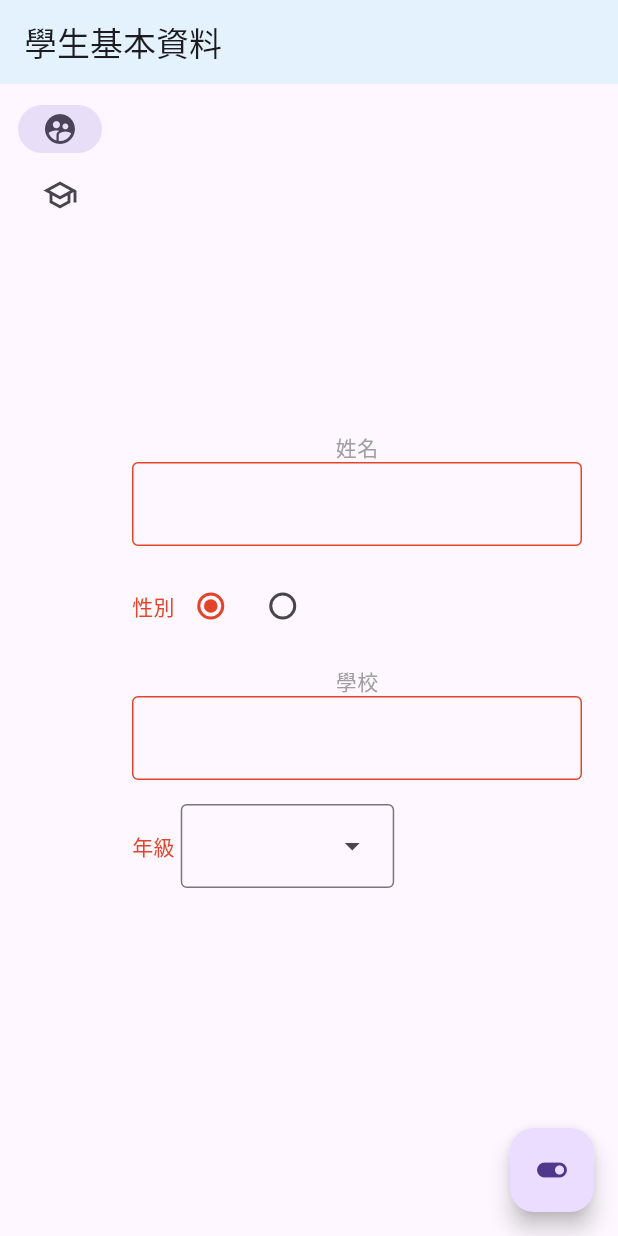
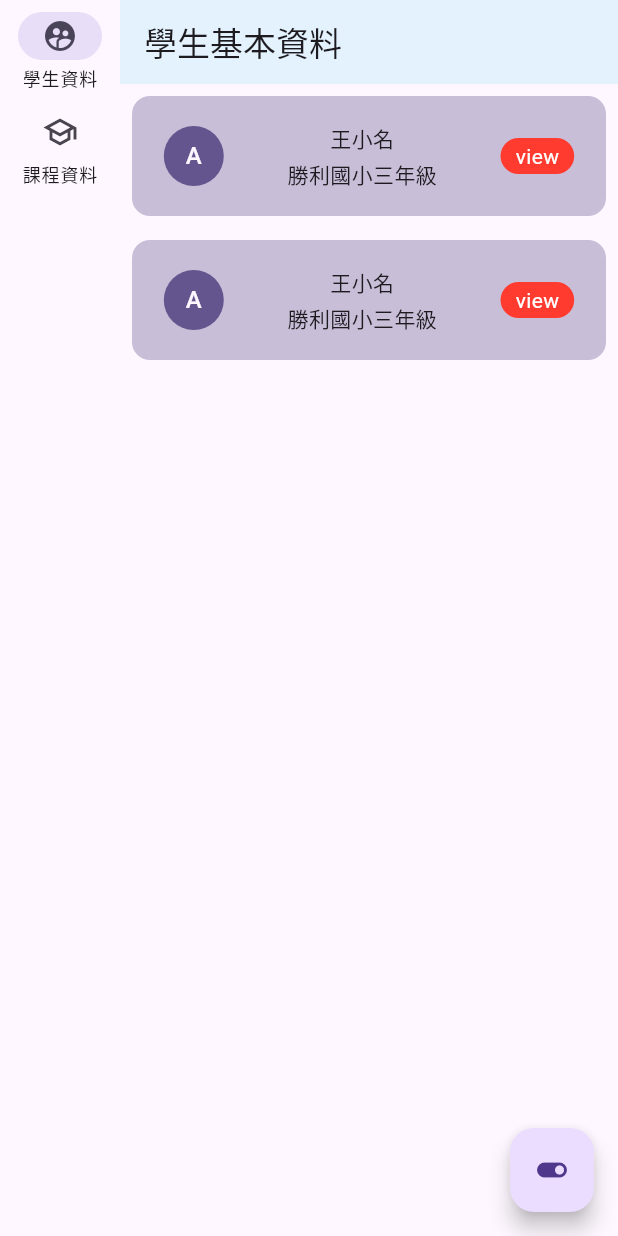
Before and after one commit to e2755699/yellow_ribbon_studying_system, a Flutter app: the screen it shows after launch, on a phone screen of 412 x 824 dp. Run offline on Flutter 3.47's test engine with Material 3 defaults, Android fonts, the phone set to English and light mode, and no system bars; our stand-ins replace bloc, flutter_bloc, gap; missing offline and left inert: widgetbook, widgetbook_annotation.

Commit message:
add student info card

```diff
--- /dev/null
+++ b/devtools_options.yaml
@@ -0,0 +1,3 @@
+description: This file stores settings for Dart & Flutter DevTools.
+documentation: https://docs.flutter.dev/tools/devtools/extensions#configure-extension-enablement-states
+extensions:
--- a/lib/page/main_screen.dart
+++ b/lib/page/main_screen.dart
@@ -1,7 +1,8 @@
 import 'package:flutter/material.dart';
 import 'package:flutter_bloc/flutter_bloc.dart';
 import 'package:ui_component/ui_component.dart';
-import 'package:yellow_ribbon_studying_system/page/student_info_screen.dart';
+import 'package:yellow_ribbon_studying_system/page/student_info/student_info_detail.dart';
+import 'package:yellow_ribbon_studying_system/page/student_info/student_info_list.dart';
 
 class MainScreen extends StatelessWidget {
   const MainScreen({super.key});
@@ -13,20 +14,38 @@ class MainScreen extends StatelessWidget {
       child: Builder(builder: (context) {
         return BlocBuilder<YrNavCubit, YrNavState>(
           builder: (context, state) {
+            return Row(
+              children: [
+                _nav(context, state),
+                Expanded(
+                  child: _content(context),
+                ),
+              ],
+            );
+          },
+        );
+      }),
+    );
+  }
+
+  NavigationRail _nav(BuildContext context, YrNavState state) {
+    return NavigationRail(
+      destinations: [
+        _buildStudentInfoNavBtn(context),
+        _buildClassInfoNavBtn(context)
+      ],
+      selectedIndex: state.navIndex,
+      labelType: NavigationRailLabelType.all,
+    );
+  }
+
+  Widget _content(BuildContext context) {
     return Scaffold(
       appBar: AppBar(
         backgroundColor: Theme.of(context).secondaryHeaderColor,
         title: const Text("學生基本資料"),
       ),
-              body: Row(
-                children: [
-                  NavigationRail(destinations: [
-                    _buildStudentInfoNavBtn(context),
-                    _buildClassInfoNavBtn(context)
-                  ], selectedIndex: state.navIndex),
-                  const StudentInfoScreen(),
-                ],
-              ),
+      body: const StudentInfoList(),
       // This trailing comma makes auto-formatting nicer for build methods.
       floatingActionButton: FloatingActionButton(
         child: const Icon(Icons.toggle_on),
@@ -39,10 +58,6 @@ class MainScreen extends StatelessWidget {
           }
         },
       ),
-            );
-          },
-        );
-      }),
     );
   }
 
@@ -67,5 +82,6 @@ class MainScreen extends StatelessWidget {
       NavigationRailDestination(
         icon: _buildNavIcon(context, const Icon(Icons.school_outlined), 1),
         selectedIcon: _buildNavIcon(context, const Icon(Icons.school), 1),
-          label: const Text("課程資料"));
+        label: Text("課程資料"),
+      );
 }
--- a/lib/page/student_info_screen.dart
+++ b/lib/page/student_info/student_info_detail.dart
@@ -2,8 +2,8 @@ import 'package:flutter/material.dart';
 import 'package:flutter_bloc/flutter_bloc.dart';
 import 'package:ui_component/ui_component.dart';
 
-class StudentInfoScreen extends StatelessWidget {
-  const StudentInfoScreen({super.key});
+class StudentInfoDetail extends StatelessWidget {
+  const StudentInfoDetail({super.key});
 
   @override
   Widget build(BuildContext context) {
--- /dev/null
+++ b/lib/page/student_info/student_info_list.dart
@@ -0,0 +1,20 @@
+import 'package:flutter/cupertino.dart';
+import 'package:flutter/material.dart';
+import 'package:flutter_bloc/flutter_bloc.dart';
+import 'package:ui_component/ui_component.dart';
+
+class StudentInfoList extends StatelessWidget {
+  const StudentInfoList({super.key});
+
+  @override
+  Widget build(BuildContext context) {
+    return Column(
+      mainAxisAlignment: MainAxisAlignment.start,
+      crossAxisAlignment: CrossAxisAlignment.stretch,
+      children: [
+        StudentInfoCard(),
+        StudentInfoCard(),
+      ],
+    );
+  }
+}
--- /dev/null
+++ b/packages/ui_component/lib/src/component/student_info_card.dart
@@ -0,0 +1,84 @@
+import 'package:flutter/material.dart';
+import 'package:gap/gap.dart';
+
+class StudentInfoCard extends StatelessWidget {
+  const StudentInfoCard({super.key});
+
+  @override
+  Widget build(BuildContext context) {
+    return Padding(
+      padding: const EdgeInsets.all(8.0),
+      child: Container(
+        width: 360,
+        height: 80,
+        clipBehavior: Clip.antiAlias,
+        decoration: ShapeDecoration(
+          color: Color(0x5965558F),
+          shape: RoundedRectangleBorder(
+            borderRadius: BorderRadius.circular(12),
+          ),
+        ),
+        child: Container(
+          width: 400,
+          child: Row(
+            mainAxisAlignment: MainAxisAlignment.spaceAround,
+            crossAxisAlignment: CrossAxisAlignment.center,
+            children: [
+              Container(
+                width: 40,
+                height: 40,
+                decoration: ShapeDecoration(
+                  color: Color(0xFF65558F),
+                  shape: OvalBorder(),
+                ),
+                child: Center(
+                  child: Text(
+                    'A',
+                    style: TextStyle(
+                      color: Color(0xFFFEF7FF),
+                      fontSize: 16,
+                      fontFamily: 'Roboto',
+                      fontWeight: FontWeight.w500,
+                    ),
+                  ),
+                ),
+              ),
+              Column(
+                mainAxisAlignment: MainAxisAlignment.center,
+                children: [
+                  SizedBox(
+                    child: Text(
+                      '王小名',
+                    ),
+                  ),
+                  const SizedBox(height: 4),
+                  SizedBox(
+                    child: Text(
+                      '勝利國小三年級',
+                    ),
+                  ),
+                ],
+              ),
+              Container(
+                padding: const EdgeInsets.symmetric(horizontal: 10, vertical: 2),
+                decoration: ShapeDecoration(
+                  color: Color(0xFFFF3B30),
+                  shape: RoundedRectangleBorder(
+                    borderRadius: BorderRadius.circular(100),
+                  ),
+                ),
+                child: Text(
+                  'view',
+                  textAlign: TextAlign.center,
+                  style: TextStyle(
+                    color: Colors.white,
+                  ),
+                ),
+              ),
+            ],
+          ),
+        ),
+      ),
+    );
+  }
+}
--- a/packages/ui_component/lib/src/forms/yr_radio.dart
+++ b/packages/ui_component/lib/src/component/yr_radio.dart
@@ -1,8 +1,7 @@
 import 'package:flutter/material.dart';
 import 'package:ui_component/src/design_token.dart';
-import 'package:ui_component/src/forms/yr_form_warp.dart';
-import 'package:ui_component/src/forms/yr_text_field.dart';
-import 'package:ui_component/src/forms/yr_text.dart';
+import 'package:ui_component/src/component/yr_form_warp.dart';
+import 'package:ui_component/src/component/yr_text.dart';
 
 class YrRadio extends StatelessWidget {
   final List<String> map;
--- a/packages/ui_component/lib/src/forms/yr_selector.dart
+++ b/packages/ui_component/lib/src/component/yr_selector.dart
@@ -1,8 +1,8 @@
 import 'package:flutter/material.dart';
 import 'package:gap/gap.dart';
 import 'package:ui_component/src/design_token.dart';
-import 'package:ui_component/src/forms/yr_form_warp.dart';
-import 'package:ui_component/src/forms/yr_text.dart';
+import 'package:ui_component/src/component/yr_form_warp.dart';
+import 'package:ui_component/src/component/yr_text.dart';
 
 class YrSelector extends StatelessWidget {
   final String data;
--- a/packages/ui_component/lib/src/forms/yr_text_field.dart
+++ b/packages/ui_component/lib/src/component/yr_text_field.dart
@@ -1,7 +1,7 @@
 import 'package:flutter/material.dart';
 import 'package:flutter_bloc/flutter_bloc.dart';
 import 'package:ui_component/src/design_token.dart';
-import 'package:ui_component/src/forms/yr_text.dart';
+import 'package:ui_component/src/component/yr_text.dart';
 import 'package:ui_component/ui_component.dart';
 
 import 'yr_form_warp.dart';
--- a/packages/ui_component/lib/ui_component.dart
+++ b/packages/ui_component/lib/ui_component.dart
@@ -1,8 +1,9 @@
 library ui_component;
 
-export 'src/forms/yr_text_field.dart';
-export 'src/forms/yr_radio.dart';
-export 'src/forms/yr_selector.dart';
+export 'src/component/yr_text_field.dart';
+export 'src/component/yr_radio.dart';
+export 'src/component/yr_selector.dart';
 export 'src/design_token.dart';
 export 'src/cubit/yr_nav/yr_nav_cubit.dart';
 export 'src/cubit/yr_theme/yr_theme_cubit.dart';
+export 'src/component/student_info_card.dart';
```
Also changed, not shown: packages/ui_component/lib/src/component/yr_form_warp.dart (renamed from packages/ui_component/lib/src/forms/yr_form_warp.dart), packages/ui_component/lib/src/component/yr_text.dart (renamed from packages/ui_component/lib/src/forms/yr_text.dart), pubspec.lock, widgetbook_gallery/lib/main.directories.g.dart, widgetbook_gallery/pubspec.lock. Lines whose indentation alone changed are shown as unchanged.
